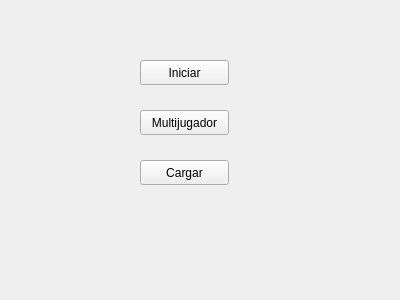
First picture: the form in P_final_parte1/menu.ui, repository JorgeGaitan15912/Proyecto-final, before the edit.
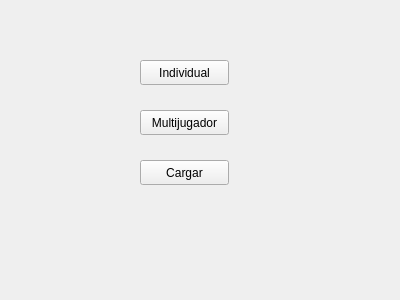
Second picture: the form after the edit.

Patch:
```diff
--- a/P_final_parte1/menu.ui
+++ b/P_final_parte1/menu.ui
@@ -23,7 +23,7 @@
     </rect>
    </property>
    <property name="text">
-    <string>Iniciar</string>
+    <string>Individual</string>
    </property>
   </widget>
   <widget class="QPushButton" name="multiButton_2">
```
Left out of the diff: 6 changed lines with no effect on the pictures.
